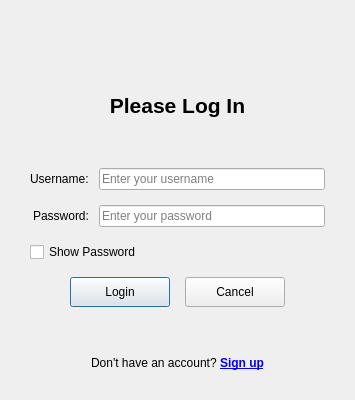
konynour/Book-Store-Management, file loginpage.ui: the form before one commit.
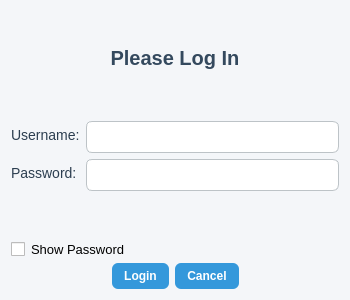
The form after the commit. Icons and pictures are not drawn.

```diff
--- a/loginpage.ui
+++ b/loginpage.ui
@@ -8,59 +8,64 @@
   <property name="minimumSize">
    <size>
     <width>350</width>
-    <height>400</height>
+    <height>300</height>
    </size>
   </property>
+
+  <!-- 💅 تنسيق ستايل حديث -->
+  <property name="styleSheet">
+   <string notr="true">
+    QDialog {
+        background-color: #f4f6f9;
+        font-family: "Segoe UI", sans-serif;
+        color: #2c3e50;
+    }
+
+    QLabel#labelTitle {
+        font-size: 20px;
+        font-weight: bold;
+        color: #34495e;
+        margin-bottom: 10px;
+    }
+
+    QLabel {
+        font-size: 14px;
+        color: #2c3e50;
+    }
+
+    QLineEdit {
+        background-color: #ffffff;
+        border: 1px solid #bdc3c7;
+        border-radius: 6px;
+        padding: 6px;
+        font-size: 14px;
+    }
+
+    QLineEdit:focus {
+        border: 1px solid #3498db;
+        background-color: #ecf0f1;
+    }
+
+    QPushButton {
+        background-color: #3498db;
+        color: white;
+        font-weight: bold;
+        border-radius: 6px;
+        padding: 6px 12px;
+    }
+
+    QPushButton:hover {
+        background-color: #2980b9;
+    }
+
+    QCheckBox {
+        font-size: 13px;
+        margin-top: 10px;
+    }
+   </string>
+  </property>
+
   <layout class="QVBoxLayout" name="verticalLayout">
-   <property name="spacing">
-    <number>15</number>
-   </property>
-   <property name="leftMargin">
-    <number>30</number>
-   </property>
-   <property name="topMargin">
-    <number>30</number>
-   </property>
-   <property name="rightMargin">
-    <number>30</number>
-   </property>
-   <property name="bottomMargin">
-    <number>30</number>
-   </property>
-
-   <item>
-    <spacer name="verticalSpacerTop">
-     <property name="orientation">
-      <enum>Qt::Vertical</enum>
-     </property>
-     <property name="sizeHint" stdset="0">
-      <size>
-       <width>20</width>
-       <height>10</height>
-      </size>
-     </property>
-    </spacer>
-   </item>
-   <item>
-    <widget class="QLabel" name="logoLabel">
-     <property name="pixmap">
-      <pixmap resource="resources.qrc">:/icons/login_icon.png</pixmap>
-     </property>
-     <property name="scaledContents">
-      <bool>false</bool>
-     </property>
-     <property name="alignment">
-      <set>Qt::AlignCenter</set>
-     </property>
-     <property name="sizePolicy">
-      <sizepolicy hsizetype="Preferred" vsizetype="Fixed">
-       <horstretch>0</horstretch>
-       <verstretch>0</verstretch>
-      </sizepolicy>
-     </property>
-    </widget>
-   </item>
-
    <item>
     <widget class="QLabel" name="labelTitle">
      <property name="text">
@@ -69,49 +74,14 @@
      <property name="alignment">
       <set>Qt::AlignCenter</set>
      </property>
-     <property name="font">
-      <font>
-       <pointsize>16</pointsize>
-       <weight>75</weight>
-       <bold>true</bold>
-      </font>
-     </property>
     </widget>
    </item>
-   <item>
-    <spacer name="verticalSpacerAfterTitle">
-     <property name="orientation">
-      <enum>Qt::Vertical</enum>
-     </property>
-     <property name="sizeHint" stdset="0">
-      <size>
-       <width>20</width>
-       <height>10</height>
-      </size>
-     </property>
-    </spacer>
-   </item>
 
    <item>
     <layout class="QFormLayout" name="formLayout">
      <property name="fieldGrowthPolicy">
       <enum>QFormLayout::ExpandingFieldsGrow</enum>
      </property>
-     <property name="rowWrapPolicy">
-      <enum>QFormLayout::DontWrapRows</enum>
-     </property>
-     <property name="labelAlignment">
-      <set>Qt::AlignRight|Qt::AlignVCenter</set>
-     </property>
-     <property name="formAlignment">
-      <set>Qt::AlignCenter</set>
-     </property>
-     <property name="horizontalSpacing">
-      <number>10</number>
-     </property>
-     <property name="verticalSpacing">
-      <number>15</number>
-     </property>
 
      <item row="0" column="0">
       <widget class="QLabel" name="labelUsername">
@@ -121,11 +91,7 @@
       </widget>
      </item>
      <item row="0" column="1">
-      <widget class="QLineEdit" name="usernameLineEdit">
-       <property name="placeholderText">
-        <string>Enter your username</string>
-       </property>
-      </widget>
+      <widget class="QLineEdit" name="usernameLineEdit"/>
      </item>
 
      <item row="1" column="0">
@@ -140,9 +106,6 @@
        <property name="echoMode">
         <enum>QLineEdit::Password</enum>
        </property>
-       <property name="placeholderText">
-        <string>Enter your password</string>
-       </property>
       </widget>
      </item>
     </layout>
@@ -158,9 +121,6 @@
 
    <item>
     <layout class="QHBoxLayout" name="horizontalLayoutButtons">
-     <property name="spacing">
-      <number>15</number>
-     </property>
      <item>
       <spacer name="horizontalSpacerLeft">
        <property name="orientation">
@@ -182,12 +142,6 @@
        <property name="default">
         <bool>true</bool>
        </property>
-       <property name="minimumSize">
-        <size>
-         <width>100</width>
-         <height>30</height>
-        </size>
-       </property>
       </widget>
      </item>
      <item>
@@ -195,12 +149,6 @@
        <property name="text">
         <string>Cancel</string>
        </property>
-       <property name="minimumSize">
-        <size>
-         <width>100</width>
-         <height>30</height>
-        </size>
-       </property>
       </widget>
      </item>
      <item>
@@ -219,33 +167,6 @@
     </layout>
    </item>
 
-   <item>
-    <spacer name="verticalSpacerBottom">
-     <property name="orientation">
-      <enum>Qt::Vertical</enum>
-     </property>
-     <property name="sizeHint" stdset="0">
-      <size>
-       <width>20</width>
-       <height>10</height>
-      </size>
-     </property>
-    </spacer>
-   </item>
-   <item>
-    <widget class="QLabel" name="signupLabel">
-     <property name="text">
-      <string>Don't have an account? &lt;a href="#"&gt;&lt;b&gt;Sign up&lt;/b&gt;&lt;/a&gt;</string>
-     </property>
-     <property name="alignment">
-      <set>Qt::AlignCenter</set>
-     </property>
-     <property name="openExternalLinks">
-      <bool>true</bool>
-     </property>
-    </widget>
-   </item>
-
   </layout>
  </widget>
  <resources>
```
Left out of the diff: 5 changed lines with no effect on the pictures.
